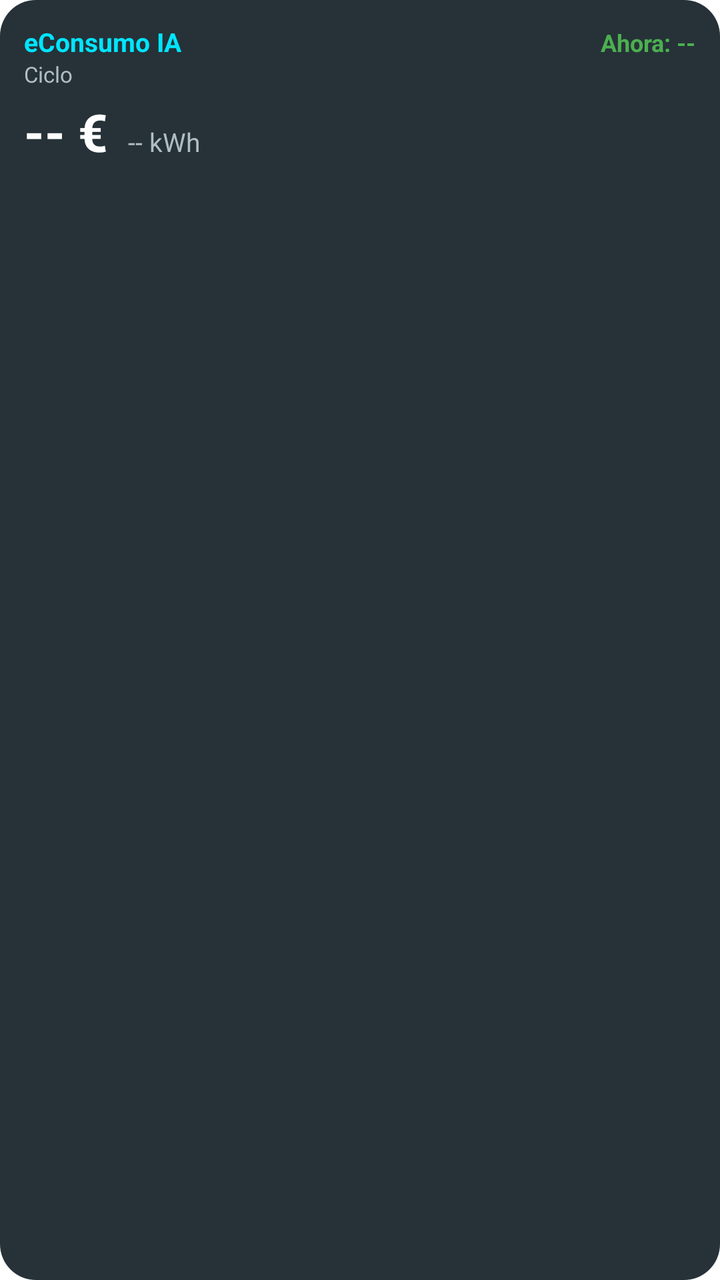
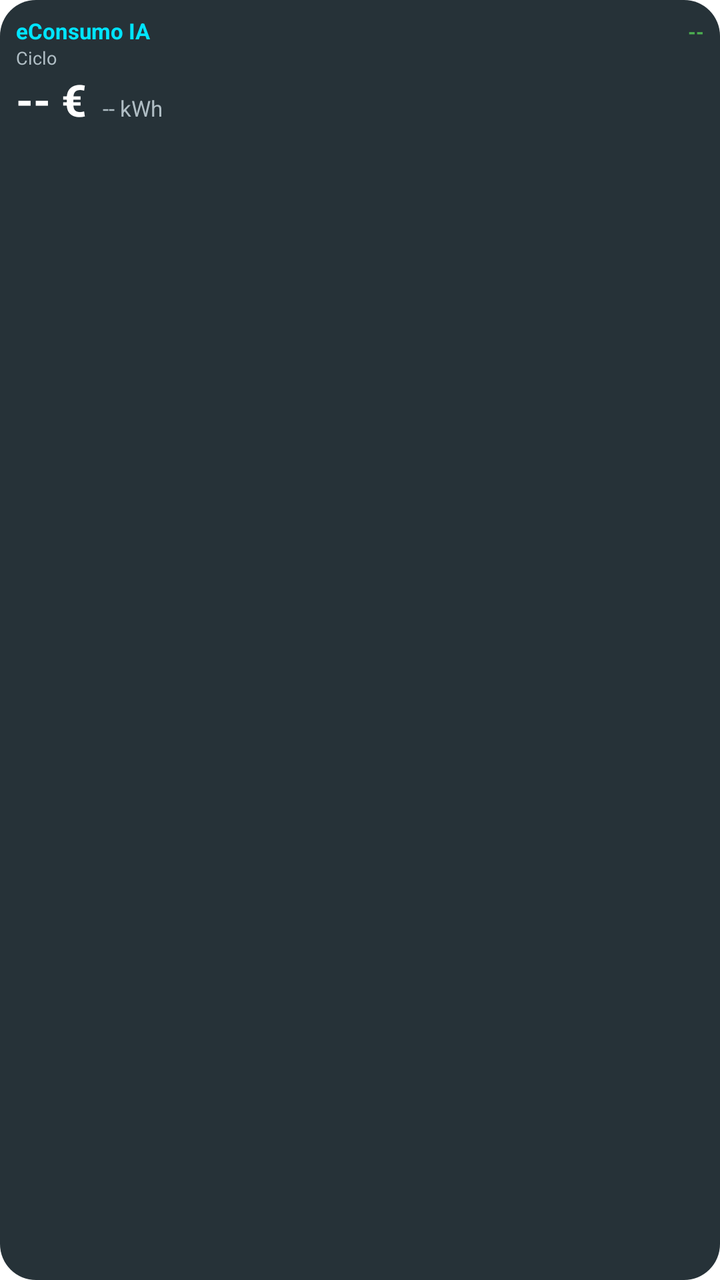

An Android layout rendered at two revisions. The XML below is the earlier revision; the diff shows what the commit changed to produce the second picture.
<!-- AndroidManifest.xml: fallback theme Theme.MaterialComponents.DayNight.NoActionBar -->
<!-- res/layout/widget_econsumo.xml -->
<?xml version="1.0" encoding="utf-8"?>
<LinearLayout xmlns:android="http://schemas.android.com/apk/res/android"
    android:id="@+id/widget_root"
    android:layout_width="match_parent"
    android:layout_height="match_parent"
    android:orientation="vertical"
    android:background="@drawable/widget_background"
    android:padding="12dp">

    <LinearLayout
        android:layout_width="match_parent"
        android:layout_height="wrap_content"
        android:orientation="horizontal">

        <TextView
            android:id="@+id/widget_titulo"
            android:layout_width="0dp"
            android:layout_height="wrap_content"
            android:layout_weight="1"
            android:text="eConsumo IA"
            android:textColor="#00E5FF"
            android:textSize="13sp"
            android:textStyle="bold" />

        <TextView
            android:id="@+id/widget_periodo"
            android:layout_width="wrap_content"
            android:layout_height="wrap_content"
            android:text="Ahora: --"
            android:textColor="#4CAF50"
            android:textSize="12sp"
            android:textStyle="bold" />
    </LinearLayout>

    <TextView
        android:id="@+id/widget_fechas"
        android:layout_width="match_parent"
        android:layout_height="wrap_content"
        android:text="Ciclo"
        android:textColor="#B0BEC5"
        android:textSize="11sp" />

    <LinearLayout
        android:layout_width="match_parent"
        android:layout_height="wrap_content"
        android:layout_marginTop="4dp"
        android:orientation="horizontal"
        android:baselineAligned="true">

        <TextView
            android:id="@+id/widget_euros"
            android:layout_width="wrap_content"
            android:layout_height="wrap_content"
            android:text="-- €"
            android:textColor="#FFFFFF"
            android:textSize="26sp"
            android:textStyle="bold" />

        <TextView
            android:id="@+id/widget_kwh"
            android:layout_width="wrap_content"
            android:layout_height="wrap_content"
            android:layout_marginStart="10dp"
            android:text="-- kWh"
            android:textColor="#B0BEC5"
            android:textSize="13sp" />
    </LinearLayout>

    <TextView
        android:id="@+id/widget_prediccion"
        android:layout_width="match_parent"
        android:layout_height="wrap_content"
        android:layout_marginTop="2dp"
        android:text=""
        android:textColor="#80DEEA"
        android:textSize="13sp"
        android:textStyle="bold" />

    <ImageView
        android:id="@+id/widget_grafica"
        android:layout_width="match_parent"
        android:layout_height="0dp"
        android:layout_weight="1"
        android:layout_marginTop="6dp"
        android:scaleType="fitXY"
        android:contentDescription="Consumo diario" />

</LinearLayout>
<!-- resources referenced by this layout -->
<resources>
  <!-- drawable widget_background (drawable) -->
  <?xml version="1.0" encoding="utf-8"?>
  <shape xmlns:android="http://schemas.android.com/apk/res/android"
      android:shape="rectangle">
      <solid android:color="#263238" />
      <corners android:radius="18dp" />
  </shape>
</resources>

<!-- the commit's change to res/layout/widget_econsumo.xml (unified diff, before → after) -->
@@ -5,7 +5,7 @@
     android:layout_height="match_parent"
     android:orientation="vertical"
     android:background="@drawable/widget_background"
-    android:padding="12dp">
+    android:padding="8dp">
 
     <LinearLayout
         android:layout_width="match_parent"
@@ -19,17 +19,20 @@
             android:layout_weight="1"
             android:text="eConsumo IA"
             android:textColor="#00E5FF"
-            android:textSize="13sp"
-            android:textStyle="bold" />
+            android:textSize="11sp"
+            android:textStyle="bold"
+            android:maxLines="1"
+            android:ellipsize="end" />
 
         <TextView
             android:id="@+id/widget_periodo"
             android:layout_width="wrap_content"
             android:layout_height="wrap_content"
-            android:text="Ahora: --"
+            android:text="--"
             android:textColor="#4CAF50"
-            android:textSize="12sp"
-            android:textStyle="bold" />
+            android:textSize="10sp"
+            android:textStyle="bold"
+            android:maxLines="1" />
     </LinearLayout>
 
     <TextView
@@ -38,12 +41,13 @@
         android:layout_height="wrap_content"
         android:text="Ciclo"
         android:textColor="#B0BEC5"
-        android:textSize="11sp" />
+        android:textSize="9sp"
+        android:maxLines="1"
+        android:ellipsize="end" />
 
     <LinearLayout
         android:layout_width="match_parent"
         android:layout_height="wrap_content"
-        android:layout_marginTop="4dp"
         android:orientation="horizontal"
         android:baselineAligned="true">
 
@@ -53,36 +57,42 @@
             android:layout_height="wrap_content"
             android:text="-- €"
             android:textColor="#FFFFFF"
-            android:textSize="26sp"
-            android:textStyle="bold" />
+            android:textSize="22sp"
+            android:textStyle="bold"
+            android:maxLines="1" />
 
         <TextView
             android:id="@+id/widget_kwh"
-            android:layout_width="wrap_content"
+            android:layout_width="0dp"
             android:layout_height="wrap_content"
-            android:layout_marginStart="10dp"
+            android:layout_weight="1"
+            android:layout_marginStart="8dp"
             android:text="-- kWh"
             android:textColor="#B0BEC5"
-            android:textSize="13sp" />
+            android:textSize="11sp"
+            android:maxLines="1"
+            android:ellipsize="end" />
     </LinearLayout>
 
     <TextView
         android:id="@+id/widget_prediccion"
         android:layout_width="match_parent"
         android:layout_height="wrap_content"
-        android:layout_marginTop="2dp"
         android:text=""
         android:textColor="#80DEEA"
-        android:textSize="13sp"
-        android:textStyle="bold" />
+        android:textSize="11sp"
+        android:textStyle="bold"
+        android:maxLines="1"
+        android:ellipsize="end" />
 
     <ImageView
         android:id="@+id/widget_grafica"
         android:layout_width="match_parent"
         android:layout_height="0dp"
         android:layout_weight="1"
-        android:layout_marginTop="6dp"
+        android:layout_marginTop="4dp"
         android:scaleType="fitXY"
+        android:adjustViewBounds="true"
         android:contentDescription="Consumo diario" />
 
 </LinearLayout>
